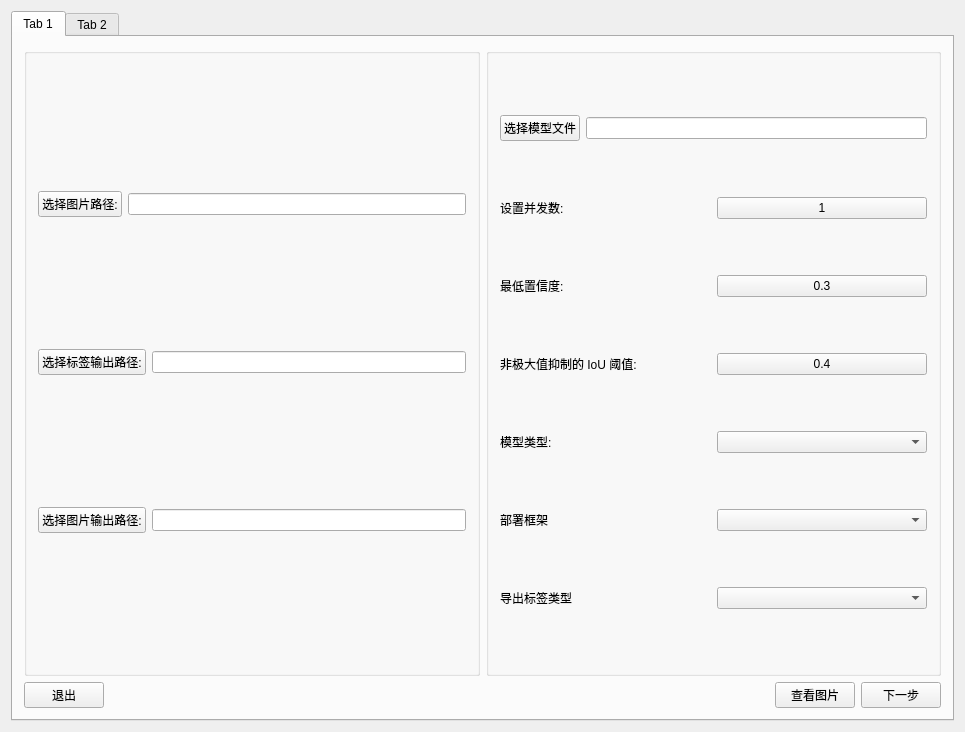
Above: tools/AutomaticAnnotation/ui/AutomaticAnnotation.ui from WIND-ROAD-RUN/RW_UL before the change. Below: the same form after it.
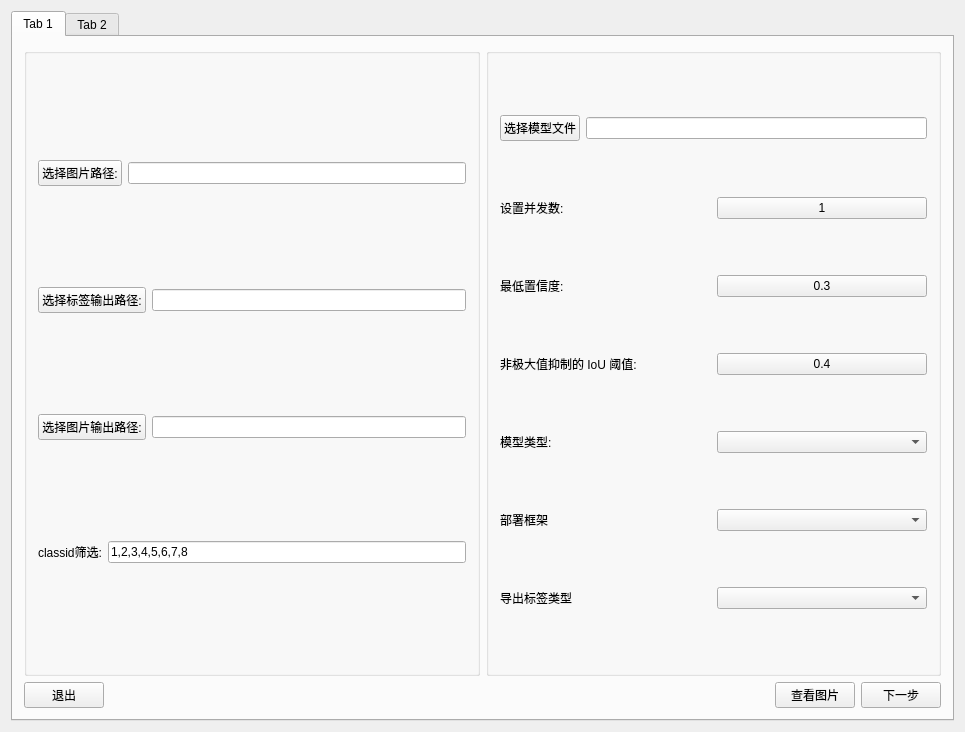
That is the form after the change.

Commit message: 添加标签列表功能以支持classid过滤

```diff
--- a/tools/AutomaticAnnotation/ui/AutomaticAnnotation.ui
+++ b/tools/AutomaticAnnotation/ui/AutomaticAnnotation.ui
@@ -93,6 +93,24 @@
                </item>
               </layout>
              </item>
+             <item>
+              <layout class="QHBoxLayout" name="horizontalLayout_14">
+               <item>
+                <widget class="QLabel" name="label_7">
+                 <property name="text">
+                  <string>classid筛选:</string>
+                 </property>
+                </widget>
+               </item>
+               <item>
+                <widget class="QLineEdit" name="lEdit_labelList">
+                 <property name="text">
+                  <string>1,2,3,4,5,6,7,8</string>
+                 </property>
+                </widget>
+               </item>
+              </layout>
+             </item>
             </layout>
            </widget>
           </item>
```
The commit also changes 3 other files.
